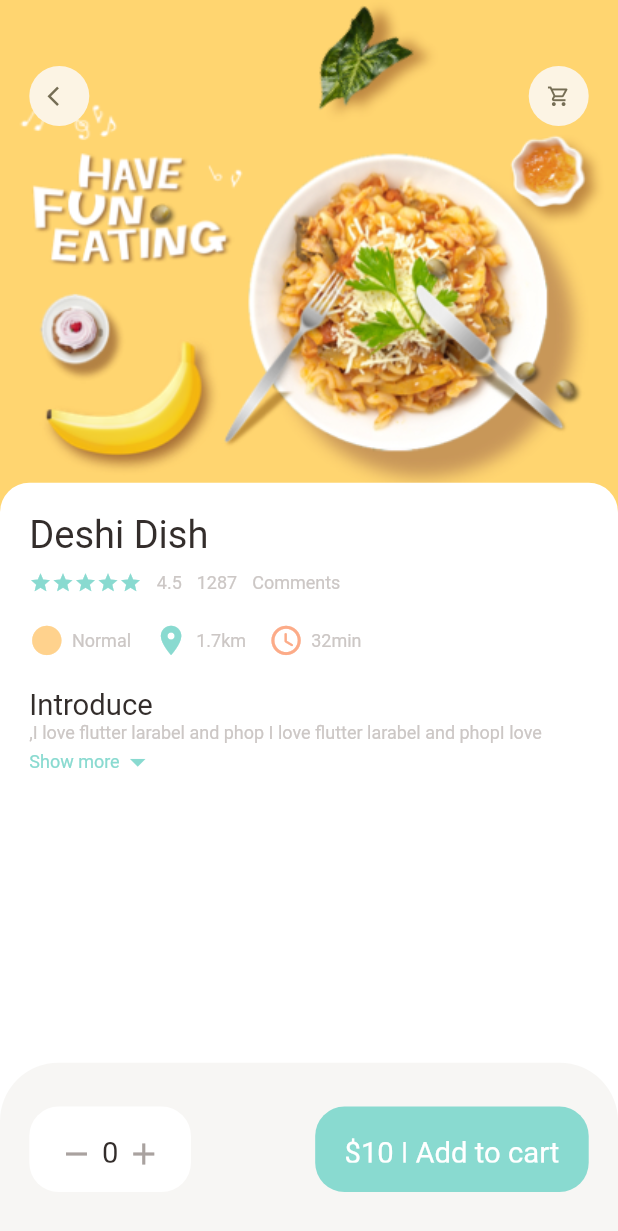
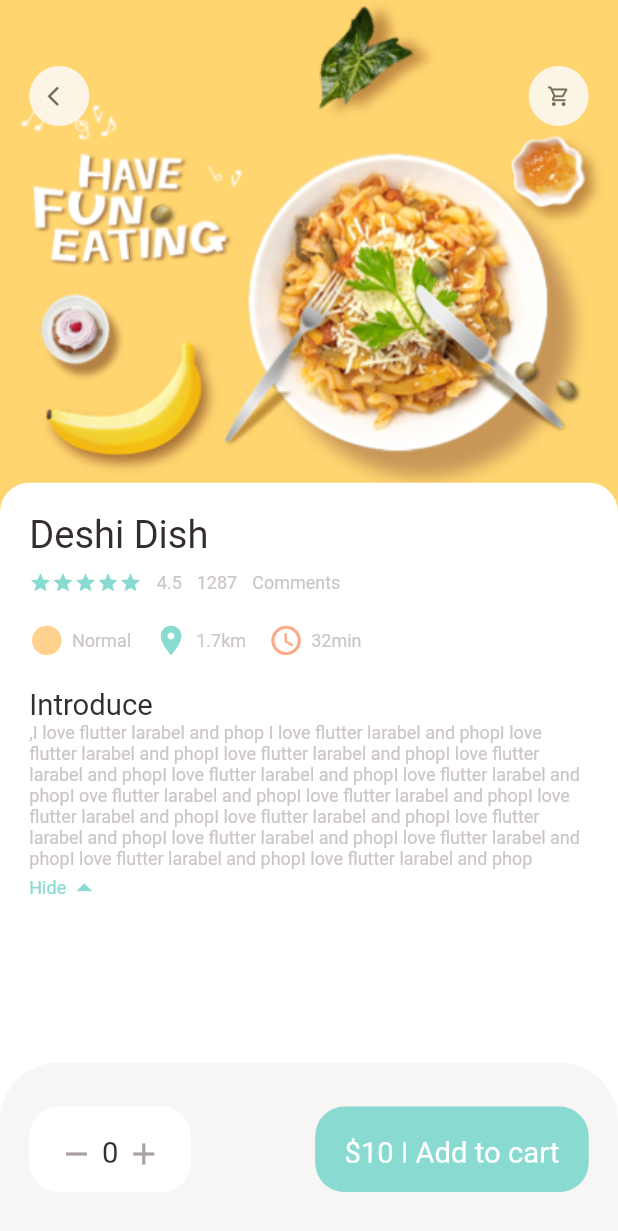
Before and after one commit to ferdoush10/Complete-E-comerceApp, a Flutter app: the PopularFoodDetail screen opened directly, on a phone screen of 412 x 824 dp. Shown: the top 1231 px of the screen. Run offline on Flutter 3.47's test engine with Material 2 defaults, Android fonts, the phone set to English and light mode, and no system bars; our stand-ins replace dots_indicator, get.

Commit message:
fixed showhide text issue

```diff
--- a/ecommerce/lib/main.dart
+++ b/ecommerce/lib/main.dart
@@ -20,7 +20,7 @@ class MyApp extends StatelessWidget {
       theme: ThemeData(
         primarySwatch: Colors.blue,
       ),
-      home: PopularFoodDetail(),
+      home: const MainFoodPage(),
     );
   }
 }
--- a/ecommerce/lib/pages/food/popular_food_detail.dart
+++ b/ecommerce/lib/pages/food/popular_food_detail.dart
@@ -3,7 +3,6 @@ import 'package:ecommerce/widgets/app_column.dart';
 import 'package:ecommerce/widgets/app_icon.dart';
 import 'package:ecommerce/widgets/expandable_text.dart';
 //import 'package:ecommerce/widgets/expandable_text.dart';
-import 'package:readmore/readmore.dart';
 //import 'package:flutter/cupertino.dart';
 import 'package:flutter/material.dart';
 //import 'package:flutter/src/foundation/key.dart';
@@ -15,7 +14,7 @@ import '../../widgets/big_text.dart';
 //import '../../widgets/small_text.dart';
 
 class PopularFoodDetail extends StatelessWidget {
-  PopularFoodDetail({Key? key}) : super(key: key);
+  const PopularFoodDetail({Key? key}) : super(key: key);
 
   @override
   Widget build(BuildContext context) {
@@ -57,10 +56,7 @@ class PopularFoodDetail extends StatelessWidget {
           //height: 300,
           top: Dimensions.popularFoodImgSize - 20,
           child: Container(
-            padding: EdgeInsets.only(
-                left: Dimensions.width20,
-                right: Dimensions.width20,
-                top: Dimensions.height20),
+            padding: EdgeInsets.only(left: Dimensions.width20, right: Dimensions.width20, top: Dimensions.height20),
             decoration: BoxDecoration(
               borderRadius: BorderRadius.only(
                 topLeft: Radius.circular(Dimensions.radius20),
@@ -75,8 +71,8 @@ class PopularFoodDetail extends StatelessWidget {
                 SizedBox(height: Dimensions.height20),
                 BigText(text: "Introduce"),
                 const ExpandableText(
-                    text:
-                        ",I love flutter larabel and phop I love flutter larabel and phopI love flutter larabel and phopI love flutter larabel and phopI love flutter larabel and phopI love flutter larabel and phopI love flutter larabel and phopI love flutter larabel and phopI love flutter larabel and phopI love flutter larabel and phopI love flutter larabel and phopI love flutter larabel and phopI love flutter larabel and phopI love flutter larabel and phopI love flutter larabel and phopI love flutter larabel and phop")
+                  text: ",I love flutter larabel and phop I love flutter larabel and phopI love flutter larabel and phopI love flutter larabel and phopI love flutter larabel and phopI love flutter larabel and phopI love flutter larabel and phopI love flutter larabel and phopI love flutter larabel and phopI love flutter larabel and phopI love flutter larabel and phopI love flutter larabel and phopI love flutter larabel and phopI love flutter larabel and phopI love flutter larabel and phopI love flutter larabel and phop",
+                )
               ],
             ),
           ),
@@ -85,11 +81,7 @@ class PopularFoodDetail extends StatelessWidget {
       ]),
       bottomNavigationBar: Container(
         height: Dimensions.bottomHeightBar,
-        padding: EdgeInsets.only(
-            top: Dimensions.height30,
-            bottom: Dimensions.height30,
-            left: Dimensions.width20,
-            right: Dimensions.width20),
+        padding: EdgeInsets.only(top: Dimensions.height30, bottom: Dimensions.height30, left: Dimensions.width20, right: Dimensions.width20),
         decoration: BoxDecoration(
           color: AppColors.bottomBackgroundColor,
           borderRadius: BorderRadius.only(
@@ -97,8 +89,7 @@ class PopularFoodDetail extends StatelessWidget {
             topRight: Radius.circular(Dimensions.radius20 * 2),
           ),
         ),
-        child:
-            Row(mainAxisAlignment: MainAxisAlignment.spaceBetween, children: [
+        child: Row(mainAxisAlignment: MainAxisAlignment.spaceBetween, children: [
           Container(
             padding: EdgeInsets.only(
               left: Dimensions.width20,
--- a/ecommerce/lib/widgets/expandable_text.dart
+++ b/ecommerce/lib/widgets/expandable_text.dart
@@ -27,8 +27,7 @@ class _ExpandableTextState extends State<ExpandableText> {
 
     if (widget.text.length > textHeight) {
       firstHalf = widget.text.substring(0, textHeight.toInt());
-      secondHalf =
-          widget.text.substring(textHeight.toInt() + 1, widget.text.length);
+      secondHalf = widget.text.substring(textHeight.toInt() + 1, widget.text.length);
     } else {
       firstHalf = widget.text;
       secondHalf = "";
@@ -42,10 +41,7 @@ class _ExpandableTextState extends State<ExpandableText> {
           ? SmallText(text: firstHalf)
           : Column(
               children: [
-                SmallText(
-                    text: hiddenText
-                        ? (firstHalf + "...")
-                        : (firstHalf + secondHalf)),
+                SmallText(text: hiddenText ? (firstHalf + "...") : (firstHalf + secondHalf)),
                 InkWell(
                   onTap: () {
                     setState(() {
@@ -54,11 +50,11 @@ class _ExpandableTextState extends State<ExpandableText> {
                   },
                   child: Row(children: [
                     SmallText(
-                      text: "Show more",
+                      text: hiddenText ? "Show more" : "Hide",
                       color: AppColors.mainColor,
                     ),
                     Icon(
-                      Icons.arrow_drop_down,
+                      hiddenText ? Icons.arrow_drop_down : Icons.arrow_drop_up,
                       color: AppColors.mainColor,
                     ),
                   ]),
--- a/ecommerce/lib/widgets/small_text.dart
+++ b/ecommerce/lib/widgets/small_text.dart
@@ -3,21 +3,14 @@ import 'package:flutter/cupertino.dart';
 class SmallText extends StatelessWidget {
   final Color? color;
   final String text;
-  double size;
-  double height;
-  SmallText(
-      {Key? key,
-      this.color = const Color(0xFFccc7c5),
-      required this.text,
-      this.size = 12,
-      this.height = 1.2})
-      : super(key: key);
+  final double size;
+  final double height;
+  const SmallText({Key? key, this.color = const Color(0xFFccc7c5), required this.text, this.size = 12, this.height = 1.2}) : super(key: key);
 
   @override
   Widget build(BuildContext context) {
     return Text(
       text,
-      maxLines: 1,
       style: TextStyle(
         fontSize: size,
         height: height,
```
